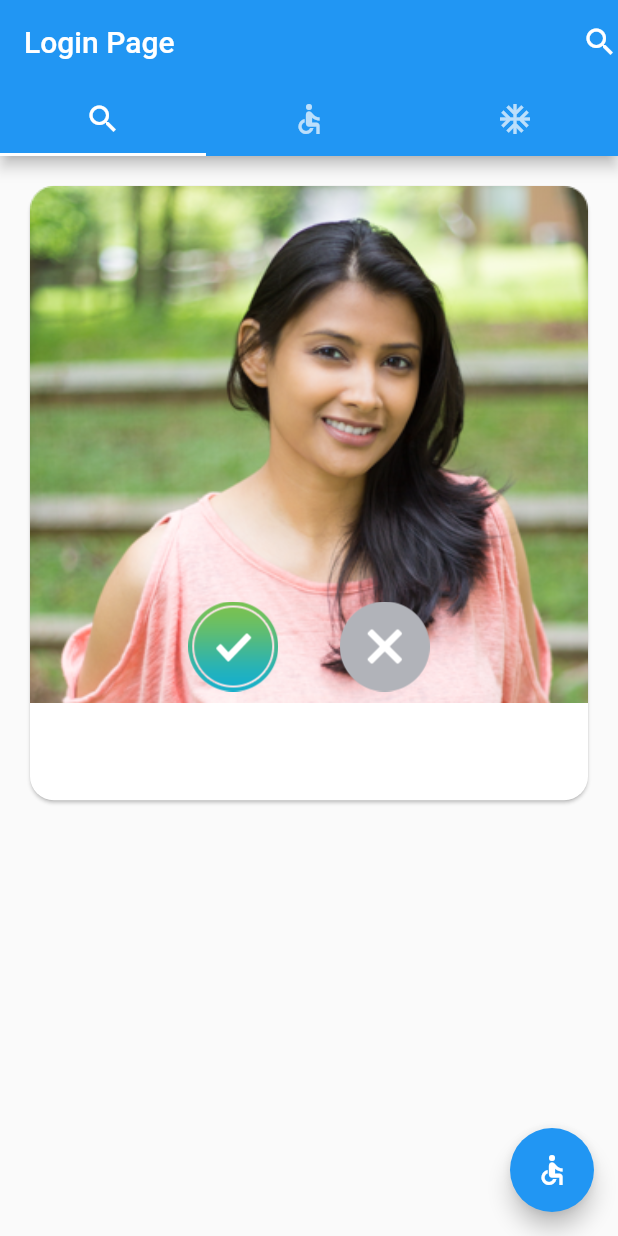
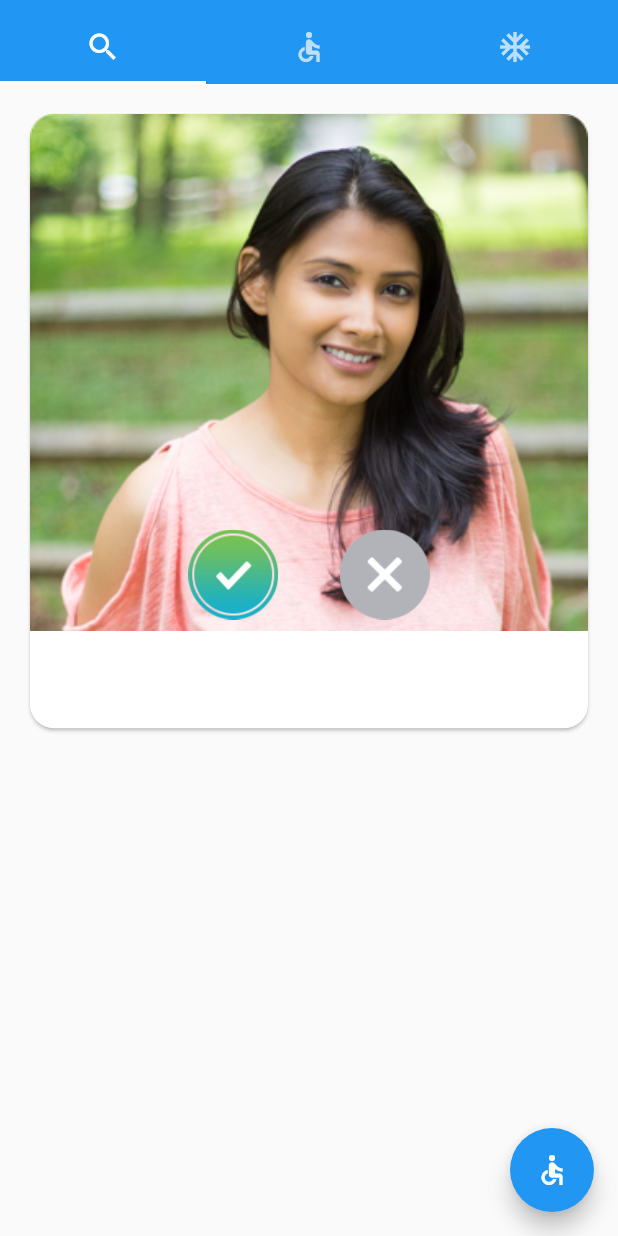
Before and after one commit to CRUSADER1912/flutter_challenge, a Flutter app: the screen it shows after launch, on a phone screen of 412 x 824 dp. Run offline on Flutter 3.47's test engine with Material 2 defaults, Android fonts, the phone set to English and light mode, and no system bars.

Commit message:
Tabs with appbar title

```diff
--- a/lib/main.dart
+++ b/lib/main.dart
@@ -35,10 +35,16 @@ class _LoginPageState extends State<LoginPage>
   @override
   Widget build(BuildContext context) {
     return new Scaffold(
-      appBar: new AppBar(
-        title: new Text('Login Page'),
-        actions: <Widget>[new Icon(Icons.search)],
-        bottom: new TabBar(
+      appBar: new PreferredSize(
+        preferredSize: Size.fromHeight(kToolbarHeight),
+        child: new Container(
+          color: Colors.blue,
+          child: new SafeArea(
+            child: Column(
+              children: <Widget>[
+                new Expanded(child: new Container()),
+                new TabBar(
+                  indicatorColor: Colors.white,
                   tabs: <Widget>[
                     new Tab(
                       icon: new Icon(Icons.search),
@@ -51,6 +57,10 @@ class _LoginPageState extends State<LoginPage>
                     ),
                   ],
                   controller: _controller,
+                ),
+              ],
+            ),
+          ),
         ),
       ),
       body: new Material(
```
Lines whose indentation alone changed are shown as unchanged.
